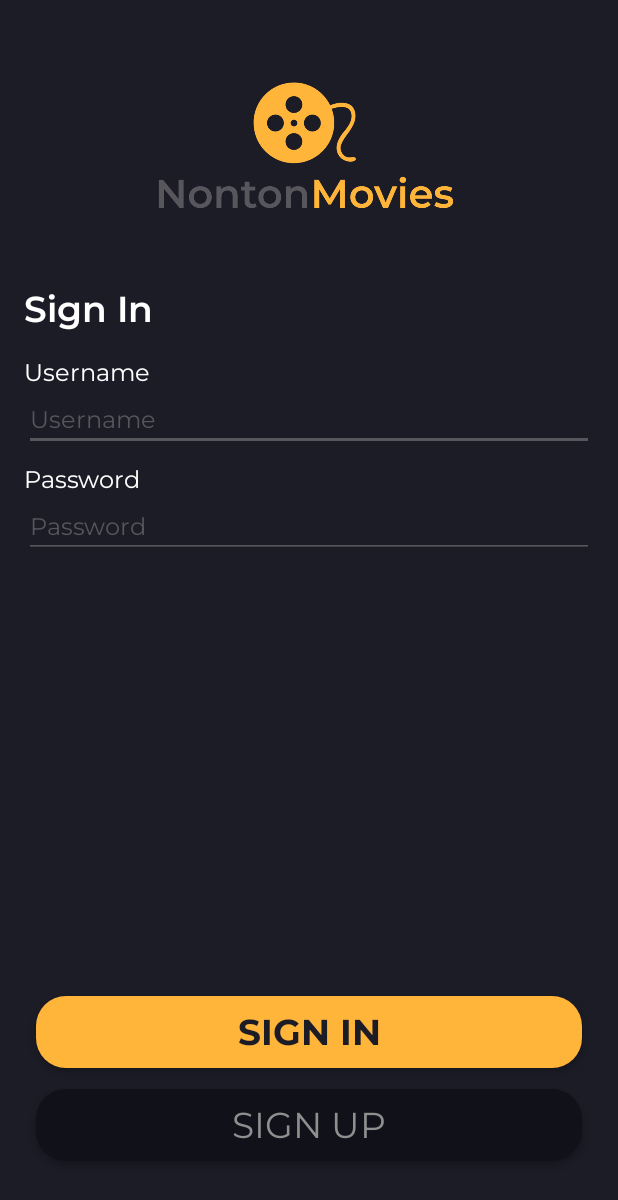
After one commit to nandaiqbalh/nonton-movie-android-app, an Android app: the layout activity_sign_in.xml on its own in the app's theme, with its tools: preview values and no code run, on a phone screen of 412 x 824 dp. The commit adds this screen. Shown: the top 1200 px of the screen. Run offline under Robolectric (Android 15) with nearby library versions, the phone set to English and light mode, and no system bars.

Commit message:
FE: Sign In

```diff
--- a/app/src/main/AndroidManifest.xml
+++ b/app/src/main/AndroidManifest.xml
@@ -10,13 +10,14 @@
         android:supportsRtl="true"
         android:theme="@style/Theme.NontonMovieKotlin">
         <activity
+            android:name=".authentication.signin.SignInActivity"
+            android:exported="false" />
+        <activity
             android:name=".onboarding.OnBoardingThreeActivity"
             android:exported="false" />
-
         <activity
             android:name=".onboarding.OnBoardingOneActivity"
-            android:exported="true" >
-        </activity>
+            android:exported="true"></activity>
         <activity
             android:name=".onboarding.OnBoardingTwoActivity"
             android:exported="false" />
--- /dev/null
+++ b/app/src/main/java/com/nandaiqbalh/nontonmoviekotlin/authentication/signin/SignInActivity.kt
@@ -0,0 +1,11 @@
+package com.nandaiqbalh.nontonmoviekotlin.authentication.signin
+
+import androidx.appcompat.app.AppCompatActivity
+import android.os.Bundle
+
+class SignInActivity : AppCompatActivity() {
+    override fun onCreate(savedInstanceState: Bundle?) {
+        super.onCreate(savedInstanceState)
+        setContentView(R.layout.activity_sign_in)
+    }
+}
--- /dev/null
+++ b/app/src/main/res/layout/activity_sign_in.xml
@@ -0,0 +1,142 @@
+<?xml version="1.0" encoding="utf-8"?>
+<androidx.constraintlayout.widget.ConstraintLayout xmlns:android="http://schemas.android.com/apk/res/android"
+    xmlns:app="http://schemas.android.com/apk/res-auto"
+    xmlns:tools="http://schemas.android.com/tools"
+    android:layout_width="match_parent"
+    android:layout_height="match_parent"
+    android:background="@color/background_color_main"
+    tools:context=".authentication.signin.SignInActivity">
+
+    <Button
+        android:id="@+id/button"
+        android:layout_width="0dp"
+        android:layout_height="wrap_content"
+        android:layout_marginStart="24dp"
+        android:layout_marginEnd="24dp"
+        android:layout_marginBottom="14dp"
+        android:background="@drawable/shape_btn_primary"
+        android:fontFamily="@font/montserrat_bold"
+        android:text="@string/sign_in_caps"
+        android:textColor="@color/background_color_main"
+        android:textSize="24sp"
+        app:layout_constraintBottom_toTopOf="@+id/button2"
+        app:layout_constraintEnd_toEndOf="parent"
+        app:layout_constraintHorizontal_bias="1.0"
+        app:layout_constraintStart_toStartOf="parent" />
+
+    <Button
+        android:id="@+id/button2"
+        android:layout_width="0dp"
+        android:layout_height="wrap_content"
+        android:layout_marginStart="24dp"
+        android:layout_marginEnd="24dp"
+        android:layout_marginBottom="50dp"
+        android:background="@drawable/shape_btn_secondary"
+        android:text="@string/sign_up_caps"
+        android:textSize="24sp"
+        android:fontFamily="@font/montserrat_regular"
+        android:textColor="@color/btn_text_secondary"
+        app:layout_constraintBottom_toBottomOf="parent"
+        app:layout_constraintEnd_toEndOf="parent"
+        app:layout_constraintStart_toStartOf="parent" />
+
+    <ImageView
+        android:id="@+id/imageView2"
+        android:layout_width="200dp"
+        android:layout_height="100dp"
+        android:layout_marginStart="80dp"
+        android:layout_marginTop="50dp"
+        android:layout_marginEnd="80dp"
+        app:layout_constraintEnd_toEndOf="parent"
+        app:layout_constraintHorizontal_bias="0.45"
+        app:layout_constraintStart_toStartOf="parent"
+        app:layout_constraintTop_toTopOf="parent"
+        app:srcCompat="@drawable/iv_logo" />
+
+    <TextView
+        android:id="@+id/textView"
+        android:layout_width="0dp"
+        android:layout_height="wrap_content"
+        android:layout_marginStart="16dp"
+        android:layout_marginTop="40dp"
+        android:layout_marginEnd="16dp"
+        android:fontFamily="@font/montserrat_semibold"
+        android:text="@string/sign_in"
+        android:textColor="@color/white"
+        android:textSize="24sp"
+        app:layout_constraintEnd_toEndOf="parent"
+        app:layout_constraintHorizontal_bias="0.487"
+        app:layout_constraintStart_toStartOf="parent"
+        app:layout_constraintTop_toBottomOf="@+id/imageView2" />
+
+    <TextView
+        android:id="@+id/textView2"
+        android:layout_width="0dp"
+        android:layout_height="wrap_content"
+        android:layout_marginStart="16dp"
+        android:layout_marginTop="16dp"
+        android:layout_marginEnd="16dp"
+        android:fontFamily="@font/montserrat_regular"
+        android:text="@string/username"
+        android:textColor="@color/white"
+        android:textSize="16sp"
+        app:layout_constraintEnd_toEndOf="parent"
+        app:layout_constraintStart_toStartOf="parent"
+        app:layout_constraintTop_toBottomOf="@+id/textView" />
+
+    <EditText
+        android:id="@+id/editTextTextPersonName"
+        android:layout_width="0dp"
+        android:layout_height="wrap_content"
+        android:layout_marginStart="16dp"
+        android:layout_marginEnd="16dp"
+        android:backgroundTint="@color/secondary_color"
+        android:ems="10"
+        android:hint="@string/username"
+        android:inputType="textPersonName"
+        android:fontFamily="@font/montserrat_regular"
+        android:textColor="@color/white"
+        android:textColorHint="@color/secondary_color"
+        android:textSize="16sp"
+        app:layout_constraintEnd_toEndOf="parent"
+        app:layout_constraintStart_toStartOf="parent"
+        app:layout_constraintTop_toBottomOf="@+id/textView2" />
+
+    <TextView
+        android:id="@+id/textView3"
+        android:layout_width="0dp"
+        android:layout_height="wrap_content"
+        android:layout_marginStart="16dp"
+        android:layout_marginTop="8dp"
+        android:layout_marginEnd="16dp"
+        android:fontFamily="@font/montserrat_regular"
+        android:text="@string/password"
+        android:textColor="@color/white"
+        android:textSize="16sp"
+        app:layout_constraintEnd_toEndOf="parent"
+        app:layout_constraintHorizontal_bias="0.0"
+        app:layout_constraintStart_toStartOf="parent"
+        app:layout_constraintTop_toBottomOf="@+id/editTextTextPersonName" />
+
+    <EditText
+        android:id="@+id/editTextTextPersonName2"
+        android:layout_width="0dp"
+        android:layout_height="wrap_content"
+        android:layout_marginStart="16dp"
+        android:layout_marginEnd="16dp"
+        android:backgroundTint="@color/secondary_color"
+        android:ems="10"
+        android:fontFamily="@font/montserrat_regular"
+        android:hint="@string/password"
+        android:inputType="textPassword"
+        android:textColor="@color/white"
+        android:textColorHint="@color/secondary_color"
+        android:textSize="16sp"
+        app:layout_constraintEnd_toEndOf="parent"
+        app:layout_constraintHorizontal_bias="0.0"
+        app:layout_constraintStart_toStartOf="parent"
+        app:layout_constraintTop_toBottomOf="@+id/textView3" />
+
+
+
+</androidx.constraintlayout.widget.ConstraintLayout>
--- a/app/src/main/res/values/strings.xml
+++ b/app/src/main/res/values/strings.xml
@@ -10,4 +10,9 @@
     <string name="presale_ticket">PRESALE TICKET</string>
     <string name="presale_ticket_desc">Get ticket for upcoming movies</string>
     <string name="get_started">GET STARTED</string>
+    <string name="sign_in">Sign In</string>
+    <string name="username">Username</string>
+    <string name="sign_in_caps">SIGN IN</string>
+    <string name="sign_up_caps">SIGN UP</string>
+    <string name="password">Password</string>
 </resources>
```
